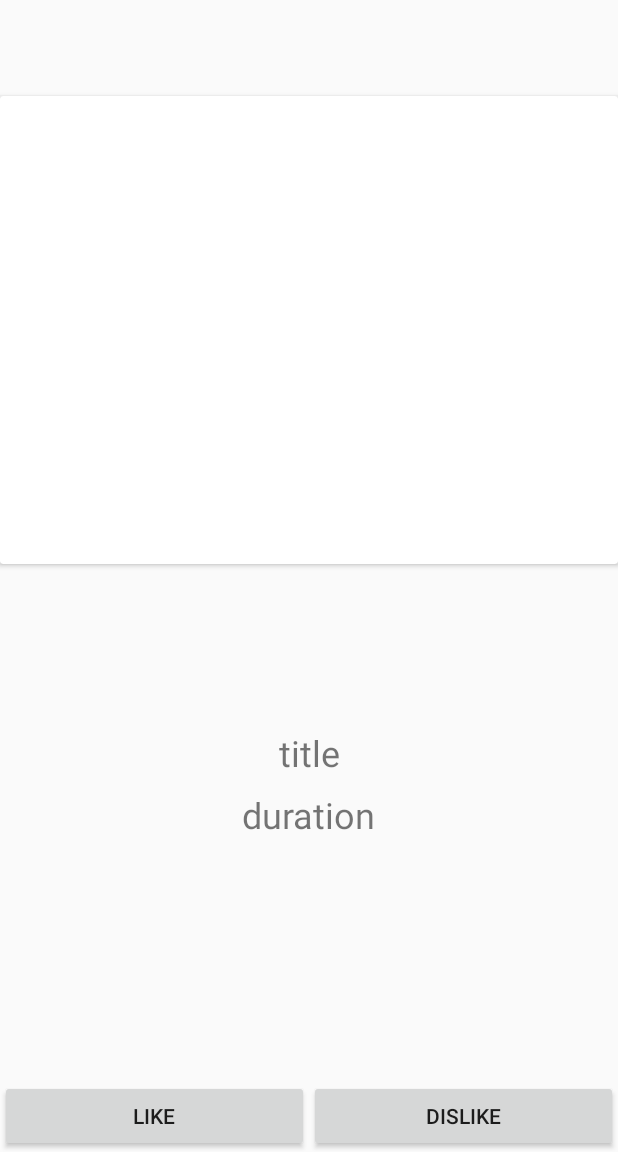
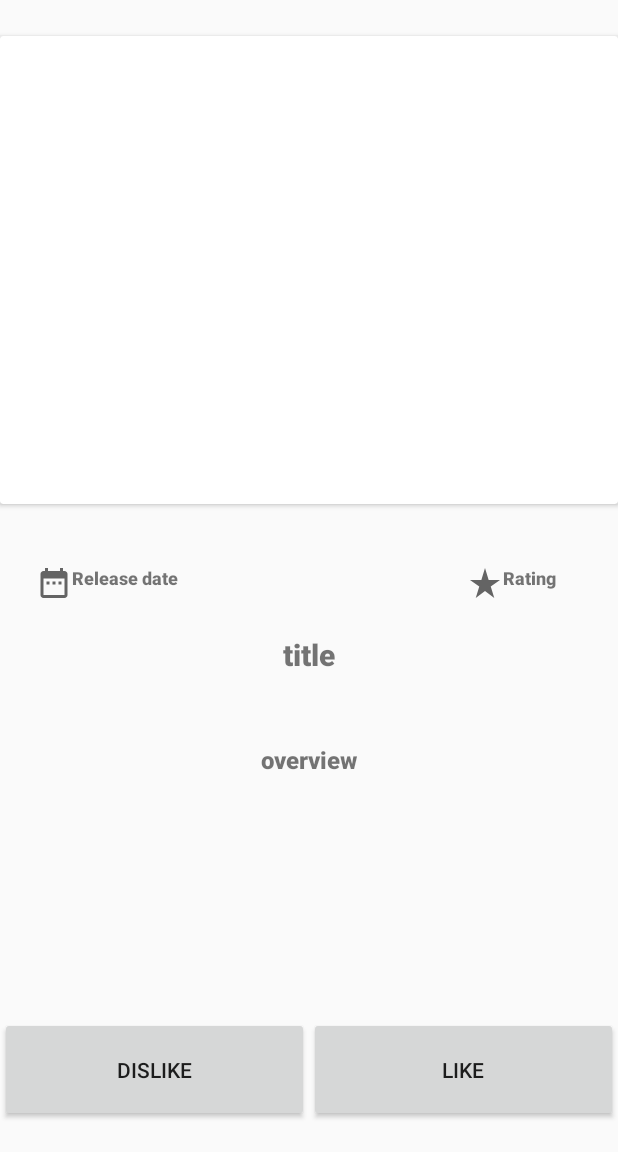
Before and after one commit to SananMaarouf/MOB3000, an Android app: the MainSite screen opened directly, with no data from a screen before it, on a phone screen of 412 x 824 dp, the part 84-1236 px from its top. Run offline under Robolectric (Android 15) with nearby library versions, the phone set to English and light mode, and no system bars; our stand-ins replace Firebase (no records; nobody signed in at launch, a user with empty details on screens opened directly); network calls fail.

Commit message:
nye knapper for hjemmesiden

```diff
--- a/app/src/main/java/com/example/semesteroppgave/MainSite.java
+++ b/app/src/main/java/com/example/semesteroppgave/MainSite.java
@@ -50,7 +50,7 @@ public class MainSite extends AppCompatActivity implements NavigationView.OnNavi
     NavigationView navigationView;
 
     // Informasjon
-    private TextView duration;
+    private TextView release;
     private TextView title;
     private CardView bilde;
     private Button like;
@@ -73,7 +73,7 @@ public class MainSite extends AppCompatActivity implements NavigationView.OnNavi
         actionBarDrawerToggle.setDrawerIndicatorEnabled(true);
         actionBarDrawerToggle.syncState();
 
-        duration = findViewById(R.id.duration);
+        release = findViewById(R.id.release);
         title = findViewById(R.id.title);
         bilde = findViewById(R.id.image);
         like = findViewById(R.id.like);
@@ -100,7 +100,7 @@ public class MainSite extends AppCompatActivity implements NavigationView.OnNavi
             @Override
             public void onClick(View v) {
                 try {
-                    settFilm(title,bilde,duration);
+                    settFilm(title,bilde,release);
                 } catch (Exception e) {
                     e.printStackTrace();
                 }
@@ -111,14 +111,14 @@ public class MainSite extends AppCompatActivity implements NavigationView.OnNavi
             @Override
             public void onClick(View v) {
                 try {
-                    settFilm(title,bilde,duration);
+                    settFilm(title,bilde,release);
                 } catch (Exception e) {
                     e.printStackTrace();
                 }
             }
         });
     }
-    private void settFilm(TextView title, CardView bilde, TextView duration) throws Exception {
+    private void settFilm(TextView title, CardView bilde, TextView release) throws Exception {
         System.out.println("Er på filmnr: "+erPaFilm);
         System.out.println("Er på sidenr: "+sideApi);
         if(erPaFilm == filmer.size()){
@@ -129,7 +129,7 @@ public class MainSite extends AppCompatActivity implements NavigationView.OnNavi
         }else{
             Movie filmen = filmer.get(erPaFilm);
             title.setText(filmen.getName());
-            duration.setText(filmen.getDuration());
+            release.setText(filmen.getRelease());
             erPaFilm++;
         }
 
@@ -171,13 +171,13 @@ public class MainSite extends AppCompatActivity implements NavigationView.OnNavi
 
             String name = filmen.getString("title");
             String image = filmen.getString("poster_path");
-            String duration = filmen.getString("release_date");
+            String release = filmen.getString("release_date");
             String overview = filmen.getString("overview");
             String id = filmen.getString("id");
             float rating = Float.parseFloat(filmen.getString("vote_average"));
 
             // lager objektet
-            Movie nyfilm = new Movie(name,image,duration,overview,id,rating);
+            Movie nyfilm = new Movie(name,image,release,overview,id,rating);
             filmer.add(nyfilm);
         }
         System.out.println("Størrelsen: "+filmer.size());
--- a/app/src/main/java/com/example/semesteroppgave/Movie.java
+++ b/app/src/main/java/com/example/semesteroppgave/Movie.java
@@ -3,15 +3,15 @@ package com.example.semesteroppgave;
 public class Movie {
     private String name;
     private String image;
-    private String duration;
+    private String release;
     private String overview;
     private String id;
     private float rating;
 
-    public Movie(String name, String image, String duration, String overview, String id, float rating) {
+    public Movie(String name, String image, String release, String overview, String id, float rating) {
         this.name = name;
         this.image = image;
-        this.duration = duration;
+        this.release = release;
         this.overview = overview;
         this.id = id;
         this.rating = rating;
@@ -25,11 +25,11 @@ public class Movie {
         return image;
     }
 
-    public String getDuration() {
-        return duration;
+    public String getRelease() {
+        return release;
     }
 
     public String toString(){
-        return name +" "+image+" " + duration;
+        return name +" "+image+" " + release;
     }
 }
--- /dev/null
+++ b/app/src/main/res/drawable/date.xml
@@ -0,0 +1,10 @@
+<vector xmlns:android="http://schemas.android.com/apk/res/android"
+    android:width="24dp"
+    android:height="24dp"
+    android:viewportWidth="24"
+    android:viewportHeight="24"
+    android:tint="?attr/colorControlNormal">
+  <path
+      android:fillColor="@android:color/white"
+      android:pathData="M9,11L7,11v2h2v-2zM13,11h-2v2h2v-2zM17,11h-2v2h2v-2zM19,4h-1L18,2h-2v2L8,4L8,2L6,2v2L5,4c-1.11,0 -1.99,0.9 -1.99,2L3,20c0,1.1 0.89,2 2,2h14c1.1,0 2,-0.9 2,-2L21,6c0,-1.1 -0.9,-2 -2,-2zM19,20L5,20L5,9h14v11z"/>
+</vector>
--- /dev/null
+++ b/app/src/main/res/drawable/ic_baseline_star_rate_24.xml
@@ -0,0 +1,10 @@
+<vector xmlns:android="http://schemas.android.com/apk/res/android"
+    android:width="24dp"
+    android:height="24dp"
+    android:viewportWidth="24"
+    android:viewportHeight="24"
+    android:tint="?attr/colorControlNormal">
+  <path
+      android:fillColor="@android:color/white"
+      android:pathData="M14.43,10l-2.43,-8l-2.43,8l-7.57,0l6.18,4.41l-2.35,7.59l6.17,-4.69l6.18,4.69l-2.35,-7.59l6.17,-4.41z"/>
+</vector>
--- a/app/src/main/res/layout/activity_main_site.xml
+++ b/app/src/main/res/layout/activity_main_site.xml
@@ -18,21 +18,21 @@
             app:layout_constraintBottom_toBottomOf="parent"
             app:layout_constraintEnd_toEndOf="parent"
             app:layout_constraintStart_toStartOf="parent"
-            app:layout_constraintTop_toBottomOf="@+id/movie_duration">
+            android:layout_marginBottom="20dp">
+
+            <Button
+                android:id="@+id/dislike"
+                android:layout_width="wrap_content"
+                android:layout_height="70dp"
+                android:layout_weight="1"
+                android:text="Dislike" />
 
             <Button
                 android:id="@+id/like"
                 android:layout_width="wrap_content"
-                android:layout_height="wrap_content"
+                android:layout_height="70dp"
                 android:layout_weight="1"
                 android:text="Like" />
-
-            <Button
-                android:id="@+id/dislike"
-                android:layout_width="wrap_content"
-                android:layout_height="wrap_content"
-                android:layout_weight="1"
-                android:text="Dislike" />
         </LinearLayout>
 
         <LinearLayout
@@ -51,7 +51,7 @@
                 android:id="@+id/image"
                 android:layout_width="match_parent"
                 android:layout_height="312dp"
-                android:translationY="120dp" />
+                android:translationY="80dp" />
 
         </LinearLayout>
 
@@ -59,24 +59,57 @@
             android:id="@+id/title"
             android:layout_width="wrap_content"
             android:layout_height="wrap_content"
-            android:layout_marginBottom="250dp"
+            android:layout_marginTop="160dp"
+            android:fontFamily="sans-serif-black"
             android:text="title"
-            android:textSize="24sp"
-            app:layout_constraintBottom_toBottomOf="@+id/linearLayout"
-            app:layout_constraintEnd_toEndOf="parent"
-            app:layout_constraintStart_toStartOf="@+id/linearLayout" />
-
-        <TextView
-            android:id="@+id/duration"
-            android:layout_width="wrap_content"
-            android:layout_height="wrap_content"
-            android:layout_marginBottom="200dp"
-            android:text="duration"
-            android:textSize="24sp"
+            android:textSize="20sp"
             app:layout_constraintBottom_toBottomOf="@+id/linearLayout"
             app:layout_constraintEnd_toEndOf="parent"
             app:layout_constraintStart_toStartOf="@+id/linearLayout"
-            app:layout_constraintTop_toBottomOf="@+id/title" />
+            app:layout_constraintTop_toTopOf="@+id/linearLayout" />
+
+        <TextView
+            android:id="@+id/release"
+            android:layout_width="wrap_content"
+            android:layout_height="wrap_content"
+            android:layout_marginTop="65dp"
+            android:layout_marginEnd="270dp"
+            android:drawableLeft="@drawable/date"
+            android:fontFamily="sans-serif-black"
+            android:text="Release date"
+            android:textSize="12sp"
+            app:layout_constraintBottom_toBottomOf="@+id/linearLayout"
+            app:layout_constraintEnd_toEndOf="parent"
+            app:layout_constraintStart_toStartOf="@+id/linearLayout"
+            app:layout_constraintTop_toTopOf="parent" />
+
+        <TextView
+            android:id="@+id/rating"
+            android:layout_width="wrap_content"
+            android:layout_height="wrap_content"
+            android:layout_marginStart="270dp"
+            android:layout_marginTop="65dp"
+            android:drawableLeft="@drawable/ic_baseline_star_rate_24"
+            android:fontFamily="sans-serif-black"
+            android:text="Rating"
+            android:textSize="12sp"
+            app:layout_constraintBottom_toBottomOf="@+id/linearLayout"
+            app:layout_constraintEnd_toEndOf="parent"
+            app:layout_constraintStart_toStartOf="@+id/linearLayout"
+            app:layout_constraintTop_toTopOf="parent" />
+
+        <TextView
+            android:id="@+id/overview"
+            android:layout_width="wrap_content"
+            android:layout_height="wrap_content"
+            android:layout_marginTop="300dp"
+            android:fontFamily="sans-serif-black"
+            android:text="overview"
+            android:textSize="16sp"
+            app:layout_constraintBottom_toBottomOf="@+id/linearLayout"
+            app:layout_constraintEnd_toEndOf="parent"
+            app:layout_constraintStart_toStartOf="@+id/linearLayout"
+            app:layout_constraintTop_toTopOf="parent" />
 
     </androidx.constraintlayout.widget.ConstraintLayout>
 
```
